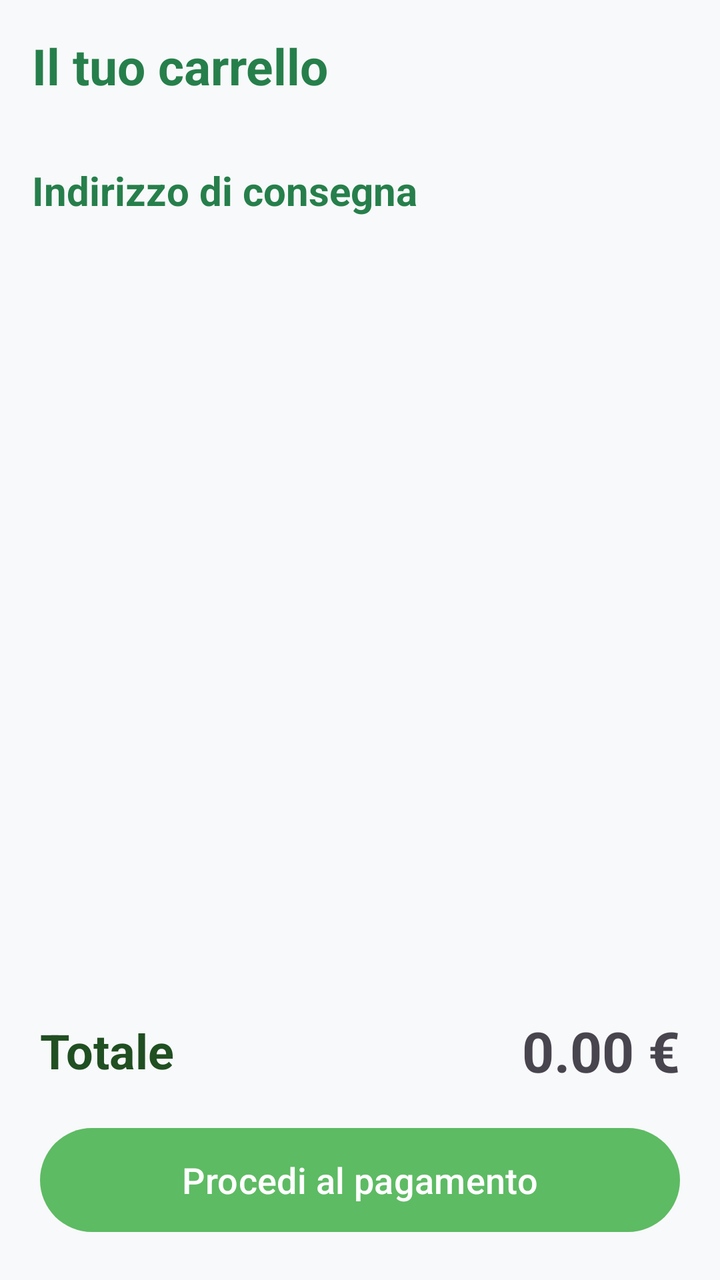
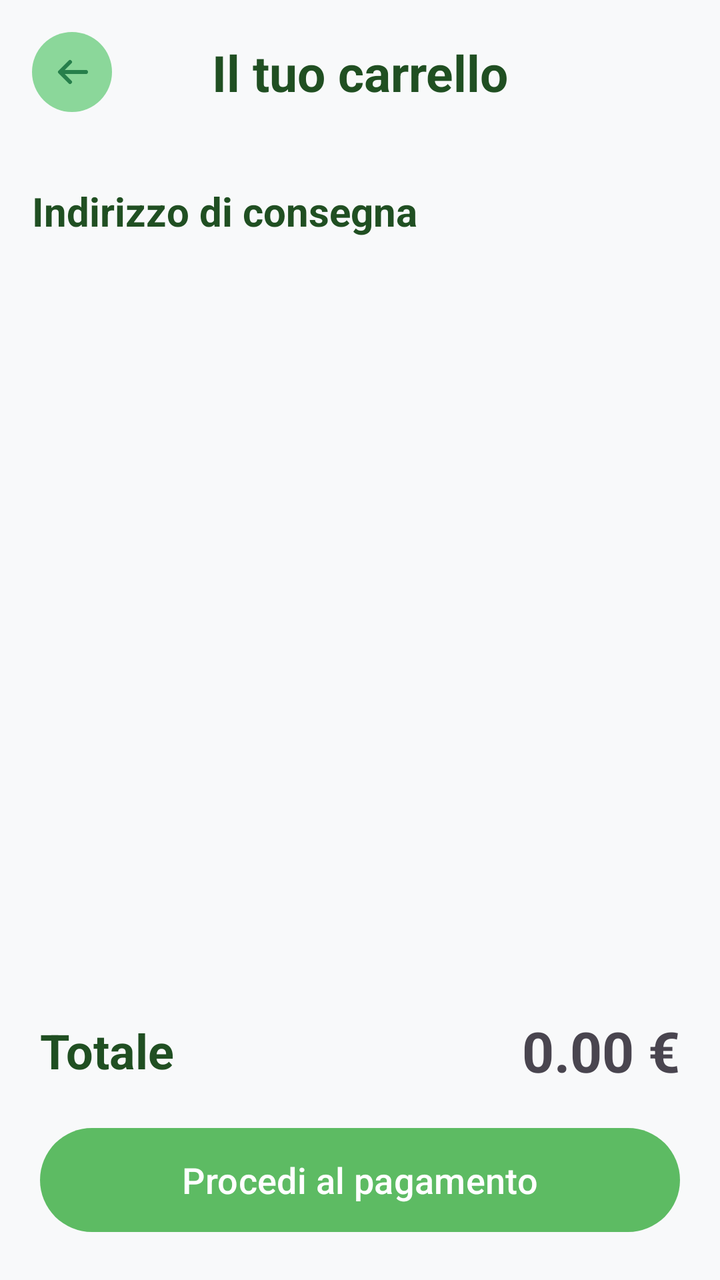

Before-and-after screenshots of an Android layout around one commit, followed by the original layout XML and the change that was made.
<!-- AndroidManifest.xml: application theme Theme.SuperSpan -->
<!-- res/layout/fragment_cart.xml -->
<?xml version="1.0" encoding="utf-8"?>
<androidx.constraintlayout.widget.ConstraintLayout
    xmlns:android="http://schemas.android.com/apk/res/android"
    xmlns:app="http://schemas.android.com/apk/res-auto"
    xmlns:tools="http://schemas.android.com/tools"
    android:layout_width="match_parent"
    android:layout_height="match_parent"
    android:background="#F8F9FA"
    tools:context=".ui.fragment.CartFragment">

    <androidx.core.widget.NestedScrollView
        android:id="@+id/scrollView"
        android:layout_width="match_parent"
        android:layout_height="0dp"
        app:layout_constraintTop_toTopOf="parent"
        app:layout_constraintBottom_toTopOf="@id/bottomLayout">

        <LinearLayout
            android:layout_width="match_parent"
            android:layout_height="wrap_content"
            android:orientation="vertical"
            android:padding="16dp">

            <TextView
                android:layout_width="match_parent"
                android:layout_height="wrap_content"
                android:text="Il tuo carrello"
                android:textSize="25sp"
                android:textStyle="bold"
                android:textColor="@color/greenIcon"
                android:layout_marginBottom="8dp"/>

            <androidx.recyclerview.widget.RecyclerView
                android:id="@+id/recyclerCart"
                android:layout_width="match_parent"
                android:layout_height="wrap_content"
                android:nestedScrollingEnabled="false" />

            <TextView
                android:layout_width="wrap_content"
                android:layout_height="wrap_content"
                android:text="Indirizzo di consegna"
                android:textSize="20sp"
                android:textColor="@color/greenIcon"
                android:textStyle="bold"
                android:layout_marginTop="24dp"
                android:layout_marginBottom="8dp"/>

            <androidx.recyclerview.widget.RecyclerView
                android:id="@+id/recyclerAddress"
                android:layout_width="match_parent"
                android:layout_height="wrap_content"
                android:nestedScrollingEnabled="false"/>
        </LinearLayout>
    </androidx.core.widget.NestedScrollView>

    <LinearLayout
        android:id="@+id/bottomLayout"
        android:layout_width="match_parent"
        android:layout_height="wrap_content"
        android:orientation="vertical"
        android:padding="20dp"
        android:elevation="12dp"
        app:layout_constraintBottom_toBottomOf="parent">

        <LinearLayout
            android:layout_width="match_parent"
            android:layout_height="wrap_content"
            android:orientation="horizontal"
            android:gravity="center_vertical">

            <TextView
                android:layout_width="wrap_content"
                android:layout_height="wrap_content"
                android:text="Totale"
                android:textColor="@color/greenText"
                android:textSize="24sp"
                android:textStyle="bold" />

            <View
                android:layout_width="0dp"
                android:layout_height="0dp"
                android:layout_weight="1" />

            <TextView
                android:id="@+id/tv_total_price"
                android:layout_width="wrap_content"
                android:layout_height="wrap_content"
                android:text="0.00 €"
                android:textSize="28sp"
                android:textStyle="bold" />
        </LinearLayout>

        <Button
            android:id="@+id/btnPay"
            android:layout_width="match_parent"
            android:layout_height="60dp"
            android:layout_marginTop="16dp"
            android:text="Procedi al pagamento"
            android:textSize="18sp"
            android:textAllCaps="false" />
    </LinearLayout>

</androidx.constraintlayout.widget.ConstraintLayout>
<!-- resources referenced by this layout -->
<resources>
  <color name="greenIcon">#267F4B</color>
  <color name="greenText">#204F22</color>
  <style name="Theme.SuperSpan" parent="Base.Theme.SuperSpan" />
  <style name="Base.Theme.SuperSpan" parent="Theme.Material3.DayNight.NoActionBar">
          
          <item name="android:forceDarkAllowed">false</item>
  
          
          <item name="android:textColorPrimary">@color/text_primary</item>
          <item name="android:textColorSecondary">@color/text_secondary</item>
  
          
          <item name="colorOnBackground">@color/text_primary</item>
          <item name="colorOnSurface">@color/text_primary</item>
  
  
          
          <item name="colorPrimary">@color/brand_primary</item>
          <item name="colorSecondary">@color/brand_secondary</item>
          <item name="colorSurface">@color/surface_color</item>
          <item name="android:statusBarColor">@android:color/transparent</item>
  
      
          
      </style>
  <color name="text_primary">#FF000000</color>
  <color name="text_secondary">#8A000000</color>
  <color name="brand_primary">#5DBB63</color>
  <color name="brand_secondary">#1E8C4A</color>
  <color name="surface_color">#FFF5F5F5</color>
</resources>

<!-- the commit's change to res/layout/fragment_cart.xml (unified diff, before → after) -->
@@ -21,14 +21,43 @@
             android:orientation="vertical"
             android:padding="16dp">
 
-            <TextView
+
+            
+
+            <androidx.constraintlayout.widget.ConstraintLayout
+                android:id="@+id/headerRow"
                 android:layout_width="match_parent"
                 android:layout_height="wrap_content"
-                android:text="Il tuo carrello"
-                android:textSize="25sp"
-                android:textStyle="bold"
-                android:textColor="@color/greenIcon"
-                android:layout_marginBottom="8dp"/>
+                android:layout_marginBottom="12dp">
+
+                <androidx.appcompat.widget.AppCompatImageView
+                    android:id="@+id/btnBackTop"
+                    android:layout_width="40dp"
+                    android:layout_height="40dp"
+                    android:background="@drawable/bg_circle_button"
+                    android:padding="8dp"
+                    app:srcCompat="@drawable/ic_back"
+                    app:tint="@color/greenIcon"
+                    app:layout_constraintStart_toStartOf="parent"
+                    app:layout_constraintTop_toTopOf="parent"
+                    app:layout_constraintBottom_toBottomOf="parent" />
+
+                <TextView
+                    android:id="@+id/tv_header_title"
+                    android:layout_width="wrap_content"
+                    android:layout_height="wrap_content"
+                    android:text="Il tuo carrello"
+                    android:textSize="25sp"
+                    android:textStyle="bold"
+                    android:textColor="@color/greenText"
+                    app:layout_constraintTop_toTopOf="parent"
+                    app:layout_constraintBottom_toBottomOf="parent"
+                    app:layout_constraintStart_toStartOf="parent"
+                    app:layout_constraintEnd_toEndOf="parent" />
+
+            </androidx.constraintlayout.widget.ConstraintLayout>
+
+
 
             <androidx.recyclerview.widget.RecyclerView
                 android:id="@+id/recyclerCart"
@@ -41,7 +70,7 @@
                 android:layout_height="wrap_content"
                 android:text="Indirizzo di consegna"
                 android:textSize="20sp"
-                android:textColor="@color/greenIcon"
+                android:textColor="@color/greenText"
                 android:textStyle="bold"
                 android:layout_marginTop="24dp"
                 android:layout_marginBottom="8dp"/>
<!-- resource entries referenced after the edit -->
@@ -2,7 +2,56 @@
 <resources>
   <color name="greenIcon">#267F4B</color>
   <color name="greenText">#204F22</color>
+  <!-- drawable bg_circle_button (drawable) -->
+  <?xml version="1.0" encoding="utf-8"?>
+  <ripple xmlns:android="http://schemas.android.com/apk/res/android"
+      android:color="?attr/colorControlHighlight">
+  
+      
+      <item>
+          <shape android:shape="oval">
+              <size android:width="44dp" android:height="44dp"/>
+              <solid android:color="@color/greenNav"/>
+          </shape>
+      </item>
+  
+      
+      <item android:id="@android:id/mask">
+          <shape android:shape="oval">
+              <size android:width="44dp" android:height="44dp"/>
+              <solid android:color="#FFFFFFFF"/>
+          </shape>
+      </item>
+  </ripple>
+  <!-- drawable ic_back (drawable) -->
+  <?xml version="1.0" encoding="utf-8"?>
+  <vector xmlns:android="http://schemas.android.com/apk/res/android"
+      android:width="40dp"
+      android:height="40dp"
+      android:viewportWidth="24"
+      android:viewportHeight="24">
+  
+      
+      <path
+          android:pathData="M19,12 H7"
+          android:fillColor="@android:color/transparent"
+          android:strokeColor="@android:color/white"
+          android:strokeWidth="2"
+          android:strokeLineCap="round"
+          android:strokeLineJoin="round" />
+  
+      
+      <path
+          android:pathData="M11,7 L6,12 L11,17"
+          android:fillColor="@android:color/transparent"
+          android:strokeColor="@android:color/white"
+          android:strokeWidth="2"
+          android:strokeLineCap="round"
+          android:strokeLineJoin="round" />
+  
+  </vector>
   <style name="Theme.SuperSpan" parent="Base.Theme.SuperSpan" />
+  <color name="greenNav">#8BD79A</color>
   <style name="Base.Theme.SuperSpan" parent="Theme.Material3.DayNight.NoActionBar">
           
           <item name="android:forceDarkAllowed">false</item>
